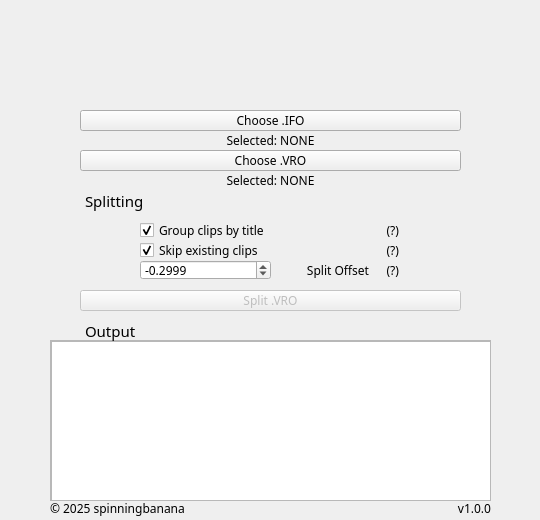
First picture: the form in form.ui, repository spinningbanana/dvd-rtr-vmg0-splitter, before the edit.
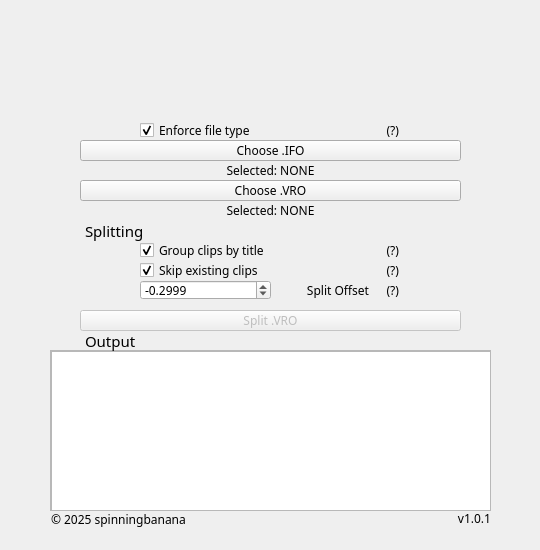
Second picture: the form after the edit.

Commit message: enforce file type stricter

```diff
--- a/form.ui
+++ b/form.ui
@@ -7,7 +7,7 @@
     <x>0</x>
     <y>0</y>
     <width>540</width>
-    <height>520</height>
+    <height>550</height>
    </rect>
   </property>
   <property name="sizePolicy">
@@ -19,13 +19,13 @@
   <property name="minimumSize">
    <size>
     <width>540</width>
-    <height>520</height>
+    <height>550</height>
    </size>
   </property>
   <property name="maximumSize">
    <size>
     <width>540</width>
-    <height>520</height>
+    <height>550</height>
    </size>
   </property>
   <property name="font">
@@ -47,7 +47,7 @@
    <property name="geometry">
     <rect>
      <x>80</x>
-     <y>110</y>
+     <y>140</y>
      <width>381</width>
      <height>21</height>
     </rect>
@@ -69,7 +69,7 @@
    <property name="geometry">
     <rect>
      <x>80</x>
-     <y>150</y>
+     <y>180</y>
      <width>381</width>
      <height>21</height>
     </rect>
@@ -120,7 +120,7 @@
    <property name="geometry">
     <rect>
      <x>50</x>
-     <y>340</y>
+     <y>350</y>
      <width>441</width>
      <height>161</height>
     </rect>
@@ -171,7 +171,7 @@
    <property name="geometry">
     <rect>
      <x>80</x>
-     <y>290</y>
+     <y>310</y>
      <width>381</width>
      <height>21</height>
     </rect>
@@ -193,7 +193,7 @@
    <property name="geometry">
     <rect>
      <x>80</x>
-     <y>320</y>
+     <y>330</y>
      <width>81</width>
      <height>21</height>
     </rect>
@@ -218,7 +218,7 @@
    <property name="geometry">
     <rect>
      <x>0</x>
-     <y>130</y>
+     <y>160</y>
      <width>541</width>
      <height>20</height>
     </rect>
@@ -261,7 +261,7 @@
    <property name="geometry">
     <rect>
      <x>0</x>
-     <y>170</y>
+     <y>200</y>
      <width>541</width>
      <height>20</height>
     </rect>
@@ -289,7 +289,7 @@
    <property name="geometry">
     <rect>
      <x>140</x>
-     <y>260</y>
+     <y>280</y>
      <width>131</width>
      <height>20</height>
     </rect>
@@ -320,7 +320,7 @@
    <property name="geometry">
     <rect>
      <x>270</x>
-     <y>260</y>
+     <y>280</y>
      <width>101</width>
      <height>21</height>
     </rect>
@@ -348,7 +348,7 @@
    <property name="geometry">
     <rect>
      <x>140</x>
-     <y>220</y>
+     <y>240</y>
      <width>231</width>
      <height>20</height>
     </rect>
@@ -370,7 +370,7 @@
    <property name="geometry">
     <rect>
      <x>370</x>
-     <y>260</y>
+     <y>280</y>
      <width>31</width>
      <height>21</height>
     </rect>
@@ -404,7 +404,7 @@
    <property name="geometry">
     <rect>
      <x>370</x>
-     <y>220</y>
+     <y>240</y>
      <width>31</width>
      <height>21</height>
     </rect>
@@ -444,7 +444,7 @@
    <property name="geometry">
     <rect>
      <x>80</x>
-     <y>190</y>
+     <y>220</y>
      <width>101</width>
      <height>21</height>
     </rect>
@@ -469,7 +469,7 @@
    <property name="geometry">
     <rect>
      <x>140</x>
-     <y>240</y>
+     <y>260</y>
      <width>231</width>
      <height>20</height>
     </rect>
@@ -491,7 +491,7 @@
    <property name="geometry">
     <rect>
      <x>370</x>
-     <y>240</y>
+     <y>260</y>
      <width>31</width>
      <height>21</height>
     </rect>
@@ -531,7 +531,7 @@
    <property name="geometry">
     <rect>
      <x>280</x>
-     <y>500</y>
+     <y>510</y>
      <width>211</width>
      <height>20</height>
     </rect>
@@ -543,7 +543,7 @@
     </font>
    </property>
    <property name="text">
-    <string>v1.0.0</string>
+    <string>v1.0.1</string>
    </property>
    <property name="alignment">
     <set>Qt::AlignmentFlag::AlignRight|Qt::AlignmentFlag::AlignTop|Qt::AlignmentFlag::AlignTrailing</set>
@@ -559,7 +559,7 @@
    <property name="geometry">
     <rect>
      <x>50</x>
-     <y>500</y>
+     <y>510</y>
      <width>211</width>
      <height>20</height>
     </rect>
@@ -580,7 +580,75 @@
     <number>0</number>
    </property>
    <property name="indent">
+    <number>1</number>
+   </property>
+  </widget>
+  <widget class="QLabel" name="hint_file_enforce">
+   <property name="geometry">
+    <rect>
+     <x>370</x>
+     <y>120</y>
+     <width>31</width>
+     <height>21</height>
+    </rect>
+   </property>
+   <property name="font">
+    <font>
+     <family>MS Gothic</family>
+     <pointsize>9</pointsize>
+    </font>
+   </property>
+   <property name="toolTip">
+    <string>&lt;html&gt;&lt;head/&gt;&lt;body&gt;&lt;p&gt;Whether or not the &amp;quot;DVD_RTR_VMG0&amp;quot; .IFO file type should be enforced. &lt;/p&gt;&lt;p&gt;NOTICE: If you uncheck this and submit an .IFO file that is not of type &amp;quot;DVD_RTR_VMG0&amp;quot;, things may break!&lt;/p&gt;&lt;/body&gt;&lt;/html&gt;</string>
+   </property>
+   <property name="toolTipDuration">
+    <number>-1</number>
+   </property>
+   <property name="statusTip">
+    <string/>
+   </property>
+   <property name="whatsThis">
+    <string/>
+   </property>
+   <property name="text">
+    <string>(?)</string>
+   </property>
+   <property name="alignment">
+    <set>Qt::AlignmentFlag::AlignRight|Qt::AlignmentFlag::AlignTrailing|Qt::AlignmentFlag::AlignVCenter</set>
+   </property>
+   <property name="margin">
     <number>0</number>
+   </property>
+   <property name="indent">
+    <number>2</number>
+   </property>
+  </widget>
+  <widget class="QCheckBox" name="checkbox_file_enforce">
+   <property name="enabled">
+    <bool>true</bool>
+   </property>
+   <property name="geometry">
+    <rect>
+     <x>140</x>
+     <y>120</y>
+     <width>231</width>
+     <height>20</height>
+    </rect>
+   </property>
+   <property name="font">
+    <font>
+     <family>MS Gothic</family>
+     <pointsize>9</pointsize>
+    </font>
+   </property>
+   <property name="text">
+    <string>Enforce file type</string>
+   </property>
+   <property name="checkable">
+    <bool>true</bool>
+   </property>
+   <property name="checked">
+    <bool>true</bool>
    </property>
   </widget>
  </widget>
```
The commit also changes 3 other files.
